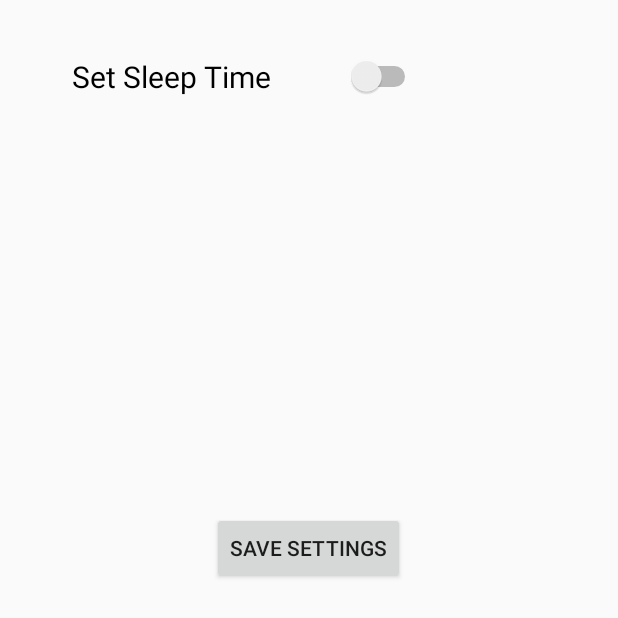
After one commit to Pop-Circle/Personal-Assistant, an Android app: the Personalize screen opened directly, with no data from a screen before it, on a phone screen of 412 x 824 dp, the top half of it. The commit adds this screen. Run offline under Robolectric (Android 15) with nearby library versions, the phone set to English and light mode, and no system bars.

Commit message:
Merged my Android Project with Jackies Android Project
I have created the tasker or to do list along with its database
processes including checking off of items. I have also made a dbHelper
to allow for easy control over the database in the near future. I have
created the Personalization of the mobile device to allow for the user
to choose sleep and wake up times for the device. And i got Github
working :dancer:

```diff
--- /dev/null
+++ b/PersonalAssistant/app/src/main/java/pop_circle/personalassistant/Personalize.java
@@ -0,0 +1,134 @@
+package pop_circle.personalassistant;
+
+import android.app.AlarmManager;
+import android.app.PendingIntent;
+import android.content.Intent;
+import android.os.Bundle;
+
+/**
+ * Created by Stashie on 2015/09/23.
+ */
+
+import android.content.Context;
+import android.support.v7.app.AppCompatActivity;
+import android.os.Bundle;
+import android.view.LayoutInflater;
+import android.view.Menu;
+import android.view.MenuItem;
+import android.view.View;
+import android.view.ViewGroup;
+import android.widget.Adapter;
+import android.widget.ArrayAdapter;
+import android.widget.Button;
+import android.widget.CheckBox;
+import android.widget.CompoundButton;
+import android.widget.ListView;
+import android.widget.Switch;
+import android.widget.TextView;
+import android.widget.TimePicker;
+import android.widget.Toast;
+import android.widget.ToggleButton;
+
+import org.w3c.dom.Text;
+
+import java.util.ArrayList;
+import java.util.Calendar;
+import java.util.List;
+
+public class Personalize extends AppCompatActivity {
+
+    private Switch sleepSwitch;
+    private TimePicker tSleep, tWake;
+    private TextView t;
+    private Button save;
+    protected void onCreate(Bundle savedInstanceState) {
+        super.onCreate(savedInstanceState);
+        setContentView(R.layout.personalize_device);
+        sleepSwitch = (Switch) findViewById(R.id.sleepToggle);
+        tSleep = (TimePicker) findViewById(R.id.sleepTime);
+        tWake = (TimePicker) findViewById(R.id.wakeTime);
+        save = (Button) findViewById(R.id.saveBut);
+        t = (TextView) findViewById(R.id.wakeText);
+            sleepSwitch.setOnCheckedChangeListener(new CompoundButton.OnCheckedChangeListener() {
+                @Override
+                public void onCheckedChanged(CompoundButton buttonView,
+                                             boolean isChecked) {
+                    if (isChecked) {
+                        tSleep.setVisibility(View.VISIBLE);
+                        tWake.setVisibility(View.VISIBLE);
+                        t.setVisibility(View.VISIBLE);
+                    } else {
+                        tSleep.setVisibility(View.INVISIBLE);
+                        tWake.setVisibility(View.INVISIBLE);
+                        t.setVisibility(View.INVISIBLE);
+                    }
+                }
+            });
+        save.setOnClickListener(new View.OnClickListener() {
+
+            @Override
+            public void onClick(View v) {
+                if (sleepSwitch.isChecked()) {
+                    CharSequence text = "Sleep Schedule Activated" ;
+                    Context context = getApplicationContext();
+                    int duration = Toast.LENGTH_SHORT;
+
+                    Toast toast = Toast.makeText(context, text, duration);
+                    toast.show();
+                    Calendar sleepSet = Calendar.getInstance();
+                    sleepSet.set(Calendar.HOUR_OF_DAY, tSleep.getCurrentHour());
+                    sleepSet.set(Calendar.MINUTE, tSleep.getCurrentMinute());
+                    sleepSet.set(Calendar.SECOND, 0);
+                    String alarm = ALARM_SERVICE;
+                    Intent receiverSilentIntent = new Intent(context, silent.class);
+                    AlarmManager am = (AlarmManager) Personalize.this.getSystemService(alarm);
+//create a pending intent to be called at sleep time
+                    PendingIntent sleepPI = PendingIntent.getBroadcast(context, 123456789, receiverSilentIntent, 0);
+                    //PendingIntent sleepPI = PendingIntent.getService(Personalize.this, 0, new Intent("imy320.personalassistant.silent"), PendingIntent.FLAG_UPDATE_CURRENT);
+//schedule time for pending intent, and set the interval to day so that this event will repeat at the selected time every day
+                    am.setRepeating(AlarmManager.RTC_WAKEUP, sleepSet.getTimeInMillis(), AlarmManager.INTERVAL_DAY, sleepPI);
+
+                    Calendar wakeSet = Calendar.getInstance();
+//set the time to Wake up
+                    Intent receiverWakeIntent = new Intent(context, unSilence.class);
+                    wakeSet.set(Calendar.HOUR_OF_DAY, tWake.getCurrentHour());
+                    wakeSet.set(Calendar.MINUTE, tWake.getCurrentMinute());
+                    wakeSet.set(Calendar.SECOND, 0);
+//create a pending intent to be called at wake time
+                    PendingIntent wakePI = PendingIntent.getBroadcast(context, 12345678, receiverWakeIntent, 0);
+                    //PendingIntent wakePI = PendingIntent.getService(Personalize.this, 0, new Intent("imy320.personalassistant.unSilence"), PendingIntent.FLAG_UPDATE_CURRENT);
+//schedule time for pending intent, and set the interval to day so that this event will repeat at the selected time every day
+                    am.setRepeating(AlarmManager.RTC_WAKEUP, wakeSet.getTimeInMillis(), AlarmManager.INTERVAL_DAY, wakePI);
+
+                }
+                else
+                {
+                    CharSequence text = "Sleep Schedule Deactivated" ;
+                    Context context = getApplicationContext();
+                    int duration = Toast.LENGTH_SHORT;
+
+                    Toast toast = Toast.makeText(context, text, duration);
+                    toast.show();
+                    Intent receiverSilentIntent = new Intent(context, silent.class);
+                    //get Alarm manager instance
+                    String alarm = Context.ALARM_SERVICE;
+                    AlarmManager am = (AlarmManager) Personalize.this.getSystemService(alarm);
+                    PendingIntent sleepPI = PendingIntent.getBroadcast(context, 123456789, receiverSilentIntent, 0);
+//cancel it
+                    am.cancel(sleepPI);
+//build intent for wake up
+                    Intent receiverWakeIntent = new Intent(context, unSilence.class);
+                    PendingIntent wakePI = PendingIntent.getBroadcast(context, 12345678, receiverWakeIntent, 0);
+//cancel it
+                    am.cancel(wakePI);
+                }
+            }
+        });
+    }
+
+
+
+
+
+
+}
--- /dev/null
+++ b/PersonalAssistant/app/src/main/res/layout/personalize_device.xml
@@ -0,0 +1,56 @@
+<?xml version="1.0" encoding="utf-8"?>
+<LinearLayout xmlns:android="http://schemas.android.com/apk/res/android"
+    android:orientation="vertical" android:layout_width="match_parent"
+    android:layout_height="match_parent"
+    android:weightSum="1">
+
+    <Switch
+        android:layout_width="wrap_content"
+        android:layout_height="wrap_content"
+        android:text="Set Sleep Time"
+        android:id="@+id/sleepToggle"
+        android:layout_alignParentLeft="true"
+        android:layout_alignParentTop="true"
+        android:layout_marginLeft="48dp"
+        android:layout_marginTop="26dp"
+        android:height="50dp"
+        android:textSize="20sp"
+        android:switchMinWidth="50sp"
+        android:switchPadding="50sp" />
+
+    <TimePicker
+        android:layout_width="wrap_content"
+        android:layout_height="93dp"
+        android:id="@+id/sleepTime"
+        android:visibility="invisible" />
+
+    <TextView
+        android:layout_width="wrap_content"
+        android:layout_height="wrap_content"
+        android:text="Set Wake Time"
+        android:id="@+id/wakeText"
+        android:layout_alignParentLeft="true"
+        android:layout_alignParentTop="true"
+        android:layout_marginLeft="48dp"
+        android:layout_marginTop="26dp"
+        android:height="50dp"
+        android:textSize="20sp"
+        android:switchMinWidth="50sp"
+        android:switchPadding="50sp"
+        android:visibility="invisible" />
+
+    <TimePicker
+        android:layout_width="wrap_content"
+        android:layout_height="96dp"
+        android:id="@+id/wakeTime"
+        android:visibility="invisible" />
+
+    <Button
+        android:layout_width="wrap_content"
+        android:layout_height="wrap_content"
+        android:text="Save Settings"
+        android:id="@+id/saveBut"
+        android:layout_gravity="center_horizontal"
+        android:visibility="visible" />
+
+</LinearLayout>
--- a/PersonalAssistant/app/src/main/res/values/strings.xml
+++ b/PersonalAssistant/app/src/main/res/values/strings.xml
@@ -16,4 +16,5 @@
 
     <string name="drawer_open">Open</string>
     <string name="drawer_close">Close</string>
+    <string name="addTask">Add Task</string>
 </resources>
--- a/PersonalAssistant/build.gradle
+++ b/PersonalAssistant/build.gradle
@@ -1,4 +1,7 @@
 // Top-level build file where you can add configuration options common to all sub-projects/modules.
+repositories {
+    mavenCentral()
+}
 
 buildscript {
     repositories {
--- a/PersonalAssistant/settings.gradle
+++ b/PersonalAssistant/settings.gradle
@@ -1,2 +1,2 @@
 include ':app'
-include ':app:libraries:caldroid'
+include ':app:libraries:caldroid:'
```
Also changed, not shown: PersonalAssistant/app/build.gradle (+5 -4 lines), PersonalAssistant/app/src/main/AndroidManifest.xml (+25 -0 lines), PersonalAssistant/app/src/main/java/pop_circle/personalassistant/PaDbHelper.java (added, +85 -0 lines), PersonalAssistant/app/src/main/java/pop_circle/personalassistant/Task.java (added, +53 -0 lines), PersonalAssistant/app/src/main/java/pop_circle/personalassistant/TaskManager.java (added, +141 -0 lines), PersonalAssistant/app/src/main/java/pop_circle/personalassistant/silent.java (added, +23 -0 lines), PersonalAssistant/app/src/main/java/pop_circle/personalassistant/unSilence.java (added, +23 -0 lines), PersonalAssistant/app/src/main/res/layout/activity_task_manager.xml (added, +37 -0 lines), PersonalAssistant/app/src/main/res/layout/listitems.xml (added, +14 -0 lines), PersonalAssistant/gradle.properties (+14 -8 lines), 1 other file.
